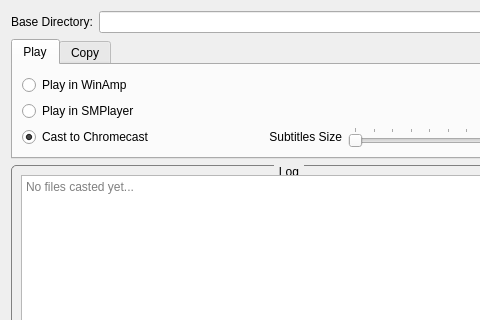
This is NowPlayDialog.ui in FelixdelasPozas/Now-Play as Qt 5 draws it before an edit; both pictures show x 0 to 480 and y 0 to 320 of the 575 by 614 pixel window. The edited form follows.
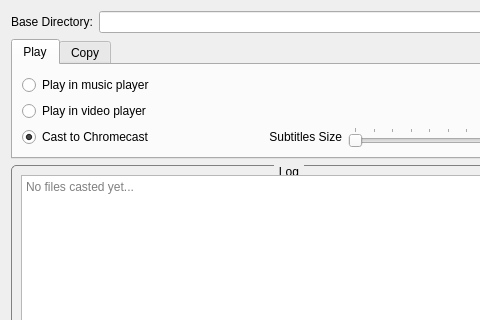
This is the edited form. Icons and pictures are not drawn.

Commit message: More generic players use instead of winamo and smplayer. Bump to version 2.7.0

```diff
--- a/NowPlayDialog.ui
+++ b/NowPlayDialog.ui
@@ -95,7 +95,7 @@
             </size>
            </property>
            <property name="text">
-            <string>Play in WinAmp</string>
+            <string>Play in music player</string>
            </property>
           </widget>
          </item>
@@ -196,7 +196,7 @@
             </size>
            </property>
            <property name="text">
-            <string>Play in SMPlayer</string>
+            <string>Play in video player</string>
            </property>
           </widget>
          </item>
```
Left out of the diff: 4 changed lines with no effect on the pictures. The commit also changes 10 other files.
